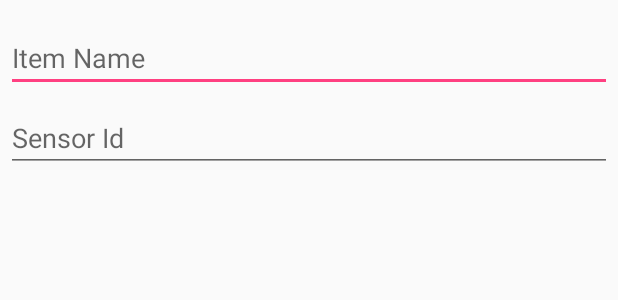
After one commit to santhoshkumarml/Simplist, an Android app: the layout new_item_create.xml on its own in the app's theme, with its tools: preview values and no code run, on a phone screen of 412 x 824 dp. The commit adds this screen. Shown: the top 300 px of the screen. Run offline under Robolectric (Android 15) with nearby library versions, the phone set to English and light mode, and no system bars.

Commit message:
Adding UI functionalties for the Configuration

```diff
--- a/app/Simplist/app/src/main/res/layout/fragment_config_grid.xml
+++ b/app/Simplist/app/src/main/res/layout/fragment_config_grid.xml
@@ -9,4 +9,10 @@
     <TextView android:id="@android:id/empty" android:layout_width="match_parent"
         android:layout_height="match_parent" android:gravity="center" />
 
+
+    <android.support.design.widget.FloatingActionButton android:id="@+id/fab"
+                                                        android:layout_width="wrap_content" android:layout_height="wrap_content"
+                                                        android:layout_gravity="end|bottom" android:layout_margin="@dimen/fab_margin"
+                                                        android:src="@android:drawable/ic_input_add" />
+
 </FrameLayout>
--- /dev/null
+++ b/app/Simplist/app/src/main/res/layout/new_item_create.xml
@@ -0,0 +1,34 @@
+<?xml version="1.0" encoding="utf-8"?>
+<LinearLayout xmlns:android="http://schemas.android.com/apk/res/android"
+              android:orientation="vertical"
+              android:layout_width="match_parent"
+              android:layout_height="match_parent">
+    <!--<ImageView-->
+            <!--android:src="@drawable/header_logo"-->
+            <!--android:layout_width="match_parent"-->
+            <!--android:layout_height="64dp"-->
+            <!--android:scaleType="center"-->
+            <!--android:background="#FFFFBB33"-->
+            <!--android:contentDescription="@string/app_name" />-->
+    <EditText
+            android:id="@+id/itemName"
+            android:inputType="text"
+            android:layout_width="match_parent"
+            android:layout_height="wrap_content"
+            android:layout_marginTop="16dp"
+            android:layout_marginLeft="4dp"
+            android:layout_marginRight="4dp"
+            android:layout_marginBottom="4dp"
+            android:hint="@string/config_item_name" />
+    <EditText
+            android:id="@+id/sensorId"
+            android:inputType="text"
+            android:layout_width="match_parent"
+            android:layout_height="wrap_content"
+            android:layout_marginTop="4dp"
+            android:layout_marginLeft="4dp"
+            android:layout_marginRight="4dp"
+            android:layout_marginBottom="16dp"
+            android:fontFamily="sans-serif"
+            android:hint="@string/config_id_sensor"/>
+</LinearLayout>
--- a/app/Simplist/app/src/main/res/values/strings.xml
+++ b/app/Simplist/app/src/main/res/values/strings.xml
@@ -17,4 +17,18 @@
     <string name="action_settings">Settings</string>
     <string name="configuration">Hello World from Configuration: %1$d</string>
     <string name="notifications">Hello World from notifications: %1$d</string>
+
+    <string name="config_item_name">Item Name</string>
+    <string name="config_id_sensor">Sensor Id</string>
+
+
+    <string name="add_new_config">Add Item</string>
+
+    <string name="config_item_options">Config Item Options</string>
+
+    <string name="save_config">Save</string>
+    <string name="cancel_config">Cancel</string>
+
+
+
 </resources>
```
Also changed, not shown: app/Simplist/app/src/main/java/com/example/ankit/simplist/AddConfigDialogFragment.java (added, +62 -0 lines), app/Simplist/app/src/main/java/com/example/ankit/simplist/ConfigContent.java (added, +44 -0 lines), app/Simplist/app/src/main/java/com/example/ankit/simplist/ConfigElement.java (added, +26 -0 lines), app/Simplist/app/src/main/java/com/example/ankit/simplist/ConfigFragment.java (+113 -30 lines), app/Simplist/app/src/main/java/com/example/ankit/simplist/MainActivity.java (+0 -9 lines), app/Simplist/app/src/main/java/com/example/ankit/simplist/RemoveConfigDialogFragment.java (added, +49 -0 lines), app/Simplist/app/src/main/res/values/array.xml (added, +8 -0 lines).
